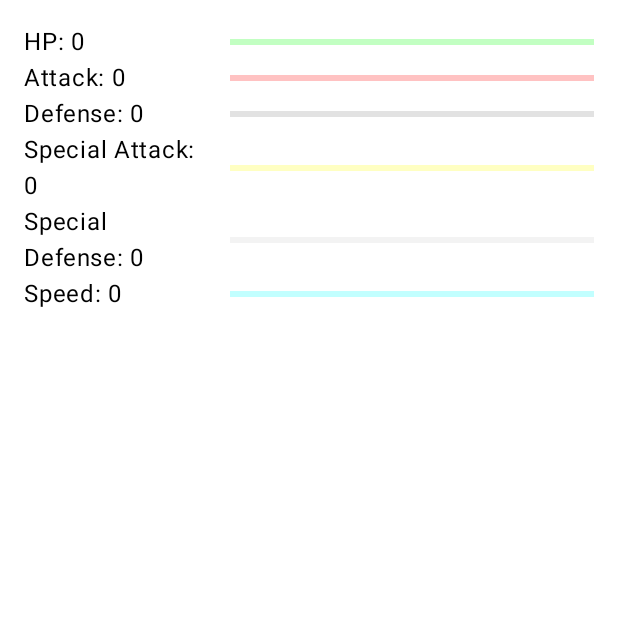
After one commit to FirephoenixX02/PokeDex, an Android app built with Jetpack Compose: the composable PokemonStatCard called with empty values, on a phone screen of 412 x 824 dp, the top half of it. The commit adds this screen. Run offline under Robolectric (Android 15) with nearby library versions, the phone set to English and light mode, and no system bars; network calls fail; 1 statement that could not run was skipped.

Commit message:
Fix stupid layout, make the details screen scrollable and look better

```diff
--- /dev/null
+++ b/composeApp/src/commonMain/kotlin/PokemonStatCard.kt
@@ -0,0 +1,62 @@
+
+import androidx.compose.foundation.background
+import androidx.compose.foundation.layout.Arrangement
+import androidx.compose.foundation.layout.Column
+import androidx.compose.foundation.layout.Row
+import androidx.compose.foundation.layout.Spacer
+import androidx.compose.foundation.layout.fillMaxWidth
+import androidx.compose.foundation.layout.padding
+import androidx.compose.foundation.layout.width
+import androidx.compose.foundation.shape.RoundedCornerShape
+import androidx.compose.material.LinearProgressIndicator
+import androidx.compose.material.MaterialTheme
+import androidx.compose.material.Text
+import androidx.compose.runtime.Composable
+import androidx.compose.ui.Alignment
+import androidx.compose.ui.Modifier
+import androidx.compose.ui.graphics.Color
+import androidx.compose.ui.unit.dp
+
+@Composable
+fun PokemonStatCard(
+    hp: Int,
+    attack: Int,
+    defense: Int,
+    specialAttack: Int,
+    specialDefense: Int,
+    speed: Int
+) {
+    Column(
+        modifier = Modifier
+            .background(color = Color.White, shape = RoundedCornerShape(8.dp))
+            .padding(16.dp),
+        verticalArrangement = Arrangement.Bottom,
+    ) {
+        StatRow("HP", hp, Color.Green)
+        StatRow("Attack", attack, Color.Red)
+        StatRow("Defense", defense, Color.Gray)
+        StatRow("Special Attack", specialAttack, Color.Yellow)
+        StatRow("Special Defense", specialDefense, Color.LightGray)
+        StatRow("Speed", speed, Color.Cyan)
+    }
+}
+
+@Composable
+private fun StatRow(statName: String, progress: Int, color: Color) {
+    Row(
+        verticalAlignment = Alignment.CenterVertically,
+        modifier = Modifier.fillMaxWidth()
+    ) {
+        Text(
+            text = "$statName: $progress",
+            modifier = Modifier.weight(1f),
+            style = MaterialTheme.typography.body1
+        )
+        Spacer(modifier = Modifier.width(16.dp))
+        LinearProgressIndicator(
+            progress = progress / 200f,
+            modifier = Modifier.weight(2f),
+            color = color,
+        )
+    }
+}
```
Also changed, not shown: composeApp/src/commonMain/kotlin/DetailScreen.kt (+69 -79 lines).
